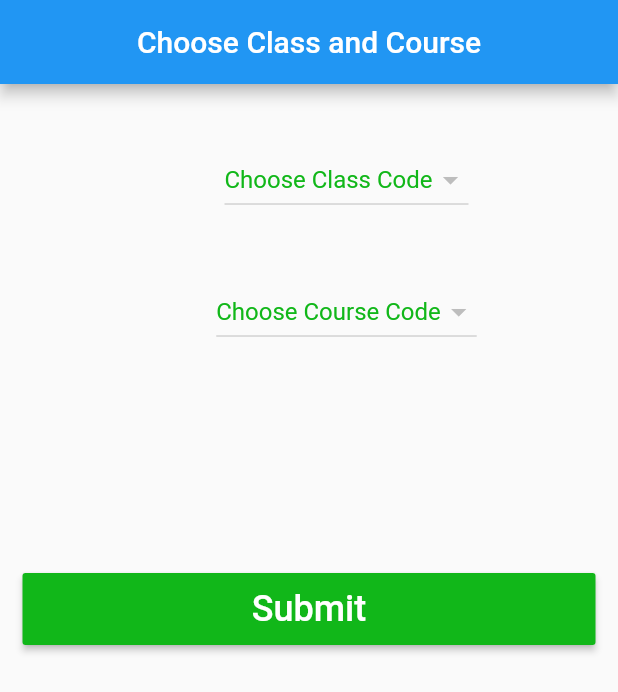
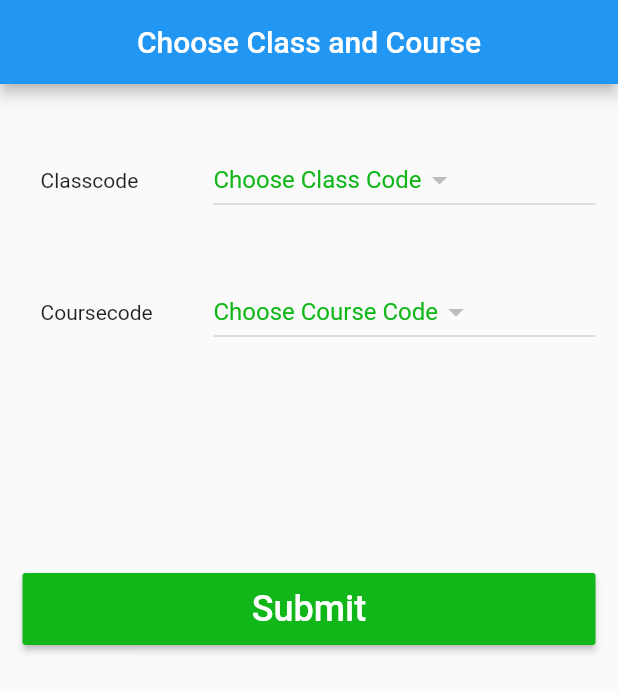
Before and after one commit to pavankalyanm/smart_attendance, a Flutter app: the Generation screen opened directly, on a phone screen of 412 x 824 dp. Shown: the top 692 px of the screen. Run offline on Flutter 3.47's test engine with Material 2 defaults, Android fonts, the phone set to English and light mode, and no system bars; our stand-ins replace cloud_firestore, firebase_auth, qr_flutter, sqflite; missing offline and left inert: back_button_interceptor, barcode_scan, xxtea; accounts and stored records are empty.

Commit message:
dropdown dept

```diff
--- a/lib/pages/teacher/Create_Lecture/generation_data.dart
+++ b/lib/pages/teacher/Create_Lecture/generation_data.dart
@@ -297,14 +297,21 @@ Navigator.pop(context);
                     }
                     return Row(
                       mainAxisAlignment: MainAxisAlignment.center,
+
                       children: <Widget>[
+                        new Expanded(
+                            flex:2,
+                            child: new Container(
+                              padding: EdgeInsets.fromLTRB(12.0,10.0,10.0,10.0),
+                              child: new Text("Classcode"),
+                            )
+                        ),
 
 //                          Icon(FontAwesomeIcons.coins,
 //                              size: 25.0, color: Color(0xff11b719)),
-                        SizedBox(width: 50.0),
-                        DropdownButton(
-
-
+                      new Expanded(
+                        flex:4,
+                       child:new DropdownButton(
                           items: classCodes,
                           onChanged: (classCodeValue) {
                             globals.studentId.clear();
@@ -327,6 +334,7 @@ Navigator.pop(context);
                             style: TextStyle(color: Color(0xff11b719)),
                           ),
                         ),
+                      ),
                       ],
                     );
                   }
@@ -356,10 +364,19 @@ Navigator.pop(context);
                     return Row(
                       mainAxisAlignment: MainAxisAlignment.center,
                       children: <Widget>[
+                        new Expanded(
+                            flex:2,
+                            child: new Container(
+                              padding: EdgeInsets.fromLTRB(12.0,10.0,10.0,10.0),
+                              child: new Text("Coursecode"),
+                            )
+                        ),
+
 //                          Icon(FontAwesomeIcons.coins,
 //                              size: 25.0, color: Color(0xff11b719)),
-                        SizedBox(width: 50.0),
-                        DropdownButton(
+                  new Expanded(
+                       flex: 4,
+                      child: new  DropdownButton(
                           items: courseCodes,
                           onChanged: (courseCodeValue) {
                             final snackBar = SnackBar(
@@ -381,6 +398,7 @@ Navigator.pop(context);
                             style: TextStyle(color: Color(0xff11b719)),
                           ),
                         ),
+                  ),
                       ],
                     );
                   }
```
Also changed, not shown: 1 other file.
